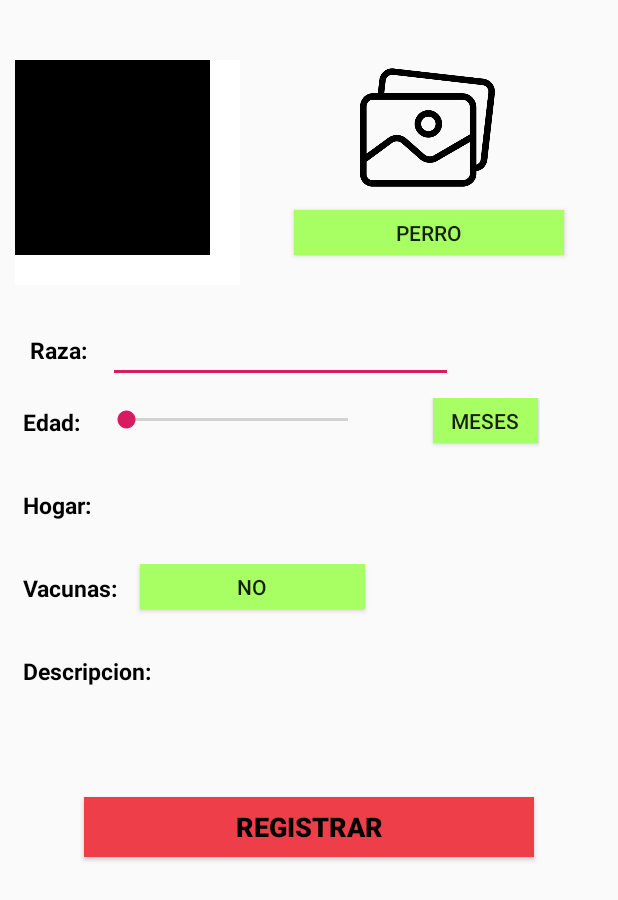
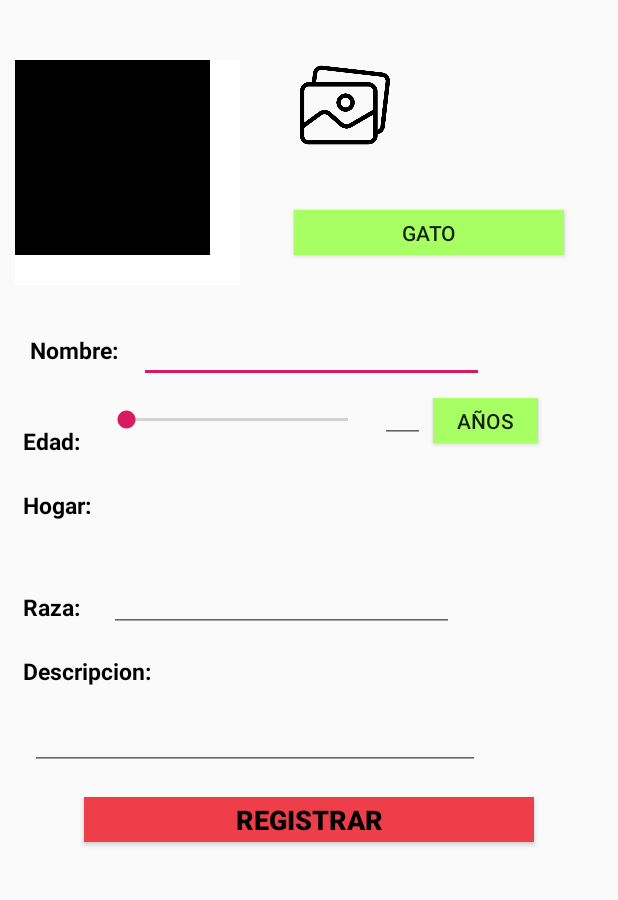
Before and after one commit to pamebengloff/PetSearch, an Android app: the RegistroPerdido screen opened directly, with no data from a screen before it, on a phone screen of 412 x 824 dp. Shown: the top 900 px of the screen. Run offline under Robolectric (Android 15) with nearby library versions, the phone set to English and light mode, and no system bars; 1 statement that could not run was skipped.

Commit message:
cambie el codigo de RegistroUsuario y RegistroPerdido

```diff
--- a/app/src/main/java/com/example/enviardatoswebhost/RegistroUsuario.java
+++ b/app/src/main/java/com/example/enviardatoswebhost/RegistroUsuario.java
@@ -29,7 +29,6 @@ import java.util.HashMap;
 import java.util.Map;
 
 public class RegistroUsuario extends AppCompatActivity {
-
     Button btnRegistro;
     EditText editName, editPhone, editEmail, editUser, editPassword, editPassword2;
 
@@ -90,10 +89,11 @@ public class RegistroUsuario extends AppCompatActivity {
                 parametros.put("editUser",editUser.getText().toString());
                 parametros.put("editPassword",editPassword2.getText().toString());
                 return parametros;
-    }
+            }
         };
         RequestQueue requestQueue = Volley.newRequestQueue(this);
         requestQueue.add(stringRequest);
 
     }
+
 }
--- a/app/src/main/res/layout/activity_registro_perdido.xml
+++ b/app/src/main/res/layout/activity_registro_perdido.xml
@@ -1,12 +1,11 @@
 <?xml version="1.0" encoding="utf-8"?>
-<LinearLayout
-    xmlns:android="http://schemas.android.com/apk/res/android"
+<LinearLayout xmlns:android="http://schemas.android.com/apk/res/android"
     xmlns:app="http://schemas.android.com/apk/res-auto"
     xmlns:tools="http://schemas.android.com/tools"
     android:layout_width="match_parent"
     android:layout_height="match_parent"
+    tools:context=".RegistroPerdido"
     android:orientation="vertical"
-    tools:context=".RegistroPerdido"
     >
     <LinearLayout
         android:layout_width="match_parent"
@@ -22,6 +21,7 @@
             android:layout_marginTop="10dp"
             >
             <ImageView
+
                 android:id="@+id/imageIcon"
                 android:layout_width="130dp"
                 android:layout_height="130dp"
@@ -42,11 +42,11 @@
                 <ImageButton
                     android:layout_gravity="center_horizontal"
                     android:layout_marginTop="10dp"
-                    android:layout_marginLeft="70dp"
+                    android:layout_marginLeft="30dp"
                     android:id="@+id/galeriaFoto"
                     android:onClick="pickImage"
-                    android:layout_width="90dp"
-                    android:layout_height="90dp"
+                    android:layout_width="60dp"
+                    android:layout_height="60dp"
                     android:background="@android:color/transparent"
                     android:scaleType="fitCenter"
                     android:src="@drawable/galeriaimg"/>
@@ -56,14 +56,15 @@
             <ToggleButton
                 android:layout_marginTop="10dp"
                 android:layout_gravity="center_horizontal"
-                android:id="@+id/esUnPerroGato"
+                android:id="@+id/PerroGato"
                 android:layout_width="180dp"
                 android:layout_height="30dp"
                 android:text="ToggleButton"
-                android:textOn="Gato"
-                android:textOff="Perro"
+                android:textOn="Perro"
+                android:textOff="Gato"
                 android:background="@color/verde"/>
             />
+
 
         </LinearLayout>
 
@@ -78,18 +79,18 @@
             android:layout_width="wrap_content"
             android:layout_height="wrap_content"
             android:textColor="@color/negro"
-            android:text="Raza: "
+            android:text="Nombre: "
             android:textSize="15dp"
             android:textStyle="bold"/>
 
         <EditText
             android:layout_marginLeft="10dp"
-            android:id="@+id/raza"
+            android:id="@+id/name_perdido"
             android:layout_width="230dp"
             android:layout_height="wrap_content" />
     </LinearLayout>
     <LinearLayout
-        android:layout_width="350dp"
+        android:layout_width="400dp"
         android:layout_height="50dp"
         android:layout_marginTop="5dp"
         android:layout_marginLeft="10dp"
@@ -105,7 +106,7 @@
             android:textStyle="bold"/>
 
         <SeekBar
-            android:id="@+id/seekBarEdad"
+            android:id="@+id/seekBarEdadPer"
             style="@style/Widget.AppCompat.SeekBar"
             android:layout_width="180dp"
             android:layout_height="wrap_content"
@@ -114,25 +115,23 @@
             android:layout_margin="5dp"
             android:progress="0"
             android:text="Años" />
-        <TextView
-            android:id="@+id/txtEdad"
+        <EditText
+            android:id="@+id/editValor"
             android:layout_width="30dp"
-            android:layout_height="30dp"
-            android:textStyle="bold"
-            android:textColor="@color/negro"
-            />
+            android:layout_height="30dp"/>
         <ToggleButton
             android:layout_marginLeft="5dp"
             android:layout_marginTop="20dp"
             android:layout_gravity="center_horizontal"
-            android:id="@+id/btnEdad"
+            android:id="@+id/tgbtnEdad"
             android:layout_width="70dp"
             android:layout_height="30dp"
             android:text="ToggleButton"
-            android:textOn="Año"
-            android:textOff="Meses"
+            android:textOn="Meses"
+            android:textOff="Años"
             android:background="@color/verde"/>
-        />
+
+
     </LinearLayout>
     <LinearLayout
         android:layout_width="350dp"
@@ -152,7 +151,7 @@
         <TextView
             android:id="@+id/txtUbicacion"
             android:layout_width="match_parent"
-            android:layout_height="40dp"
+            android:layout_height="45dp"
             android:textStyle="bold"
             android:textColor="@color/negro"
             />
@@ -168,32 +167,26 @@
             android:layout_width="wrap_content"
             android:layout_height="wrap_content"
             android:textColor="@color/negro"
-            android:text="Vacunas: "
+            android:text="Raza: "
             android:textSize="15dp"
             android:layout_margin="5dp"
             android:textStyle="bold"/>
-        <ToggleButton
-            android:layout_marginLeft="5dp"
-            android:layout_marginTop="20dp"
-            android:layout_gravity="center_horizontal"
-            android:id="@+id/btnVacunas"
-            android:layout_width="150dp"
-            android:layout_height="30dp"
-            android:text="ToggleButton"
-            android:textOn="Si"
-            android:textOff="No"
-            android:background="@color/verde"/>
+        <EditText
+            android:layout_marginLeft="10dp"
+            android:id="@+id/raza"
+            android:layout_width="230dp"
+            android:layout_height="wrap_content" />
+
 
     </LinearLayout>
     <LinearLayout
-        android:orientation="vertical"
         android:layout_width="350dp"
         android:layout_height="100dp"
         android:layout_marginTop="5dp"
+        android:orientation="vertical"
         android:layout_marginLeft="10dp"
         >
         <TextView
-
             android:layout_width="wrap_content"
             android:layout_height="wrap_content"
             android:textColor="@color/negro"
@@ -201,19 +194,19 @@
             android:textSize="15dp"
             android:layout_margin="5dp"
             android:textStyle="bold"/>
-        <TextView
-            android:id="@+id/txtNameDueño"
-            android:layout_width="match_parent"
-            android:layout_height="60dp"
-            android:textStyle="bold"
-            android:textColor="@color/negro"
+        <EditText
+            android:id="@+id/editDesc"
+            android:layout_marginLeft="10dp"
+            android:layout_width="300dp"
+            android:layout_height="50dp"
             />
 
     </LinearLayout>
 
     <Button
+        android:onClick="reg_per"
         android:layout_width="300dp"
-        android:layout_height="40dp"
+        android:layout_height="30dp"
         android:background="@color/rojo"
         android:textColor="@color/negro"
         android:textStyle="bold"
@@ -223,4 +216,7 @@
         />
 
 
+
+
+
 </LinearLayout>
```
Also changed, not shown: app/src/main/java/com/example/enviardatoswebhost/RegistroPerdido.java (+184 -1 lines).
